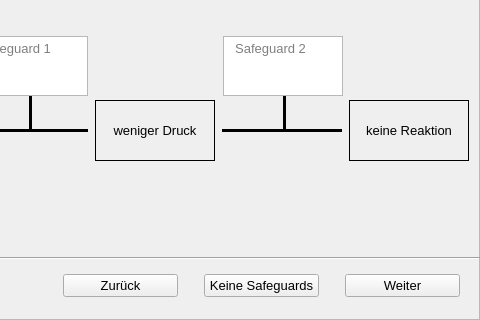
Qt form Code/wizard_9.ui (MSPietsch/HMI) before a commit; both pictures show x 170 to 650 and y 120 to 440 of the 650 by 440 pixel window.
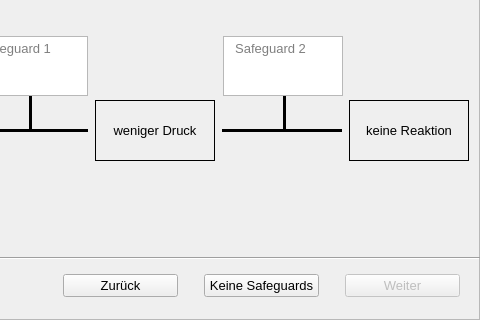
The same form after that commit.

```diff
--- a/Code/wizard_9.ui
+++ b/Code/wizard_9.ui
@@ -477,7 +477,7 @@
      <item>
       <widget class="QPushButton" name="weiterButton">
        <property name="enabled">
-        <bool>true</bool>
+        <bool>false</bool>
        </property>
        <property name="minimumSize">
         <size>
```
Left out of the diff: 2 changed lines with no effect on the pictures.
